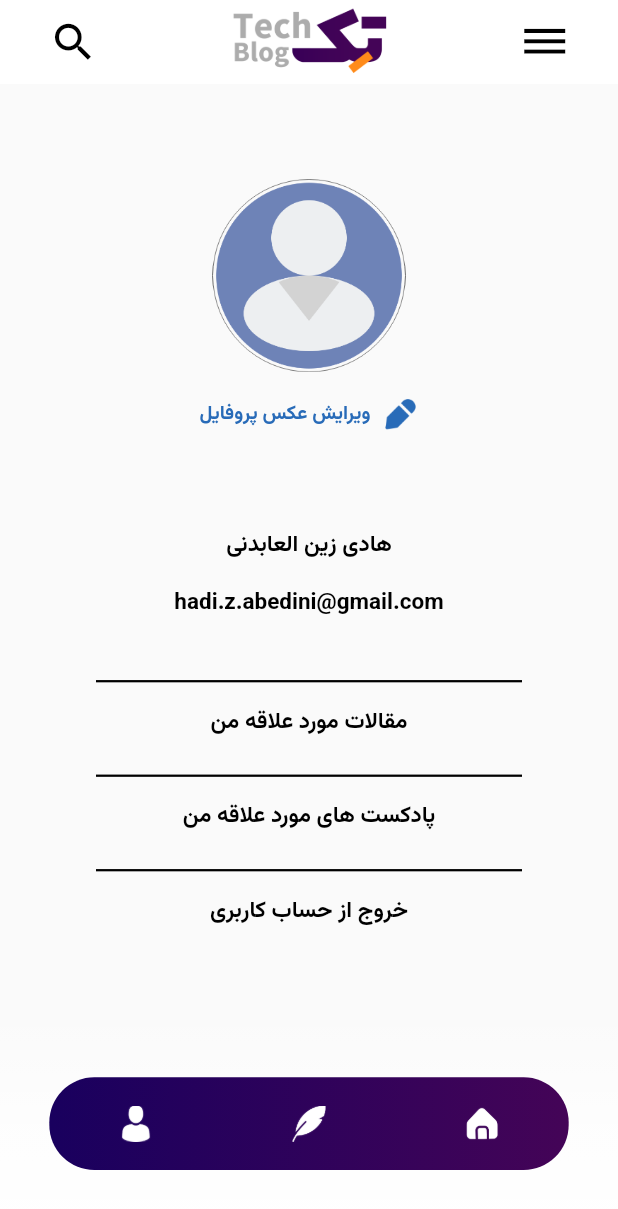
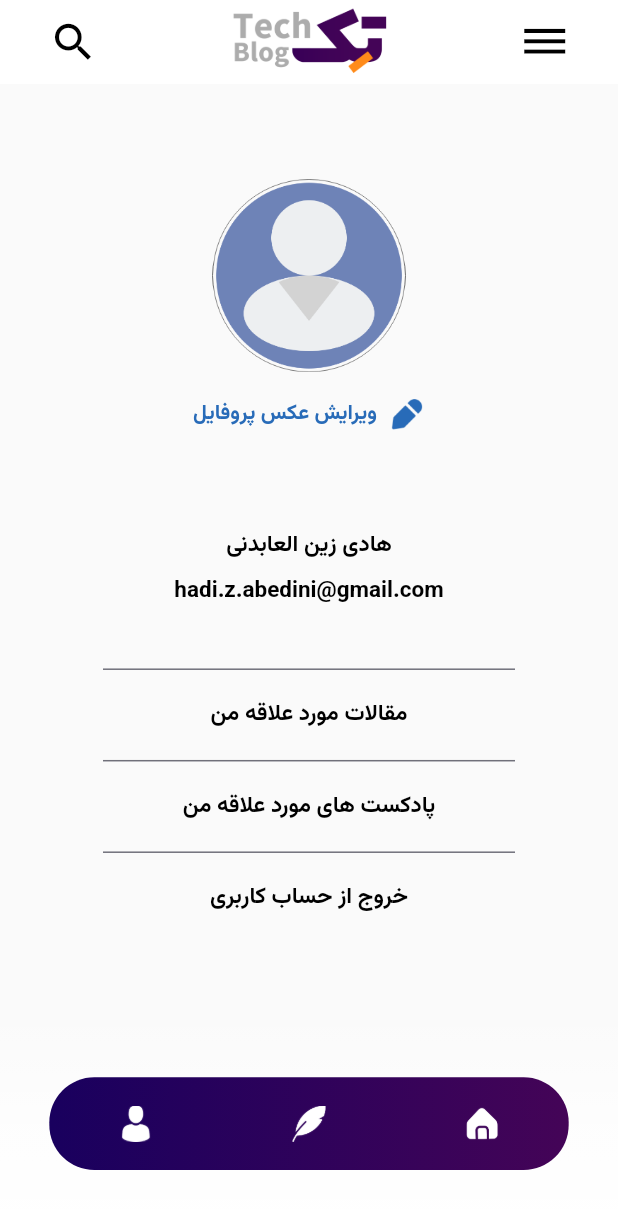
Before and after one commit to Hadi-Abedini/techblog, a Flutter app: the screen it shows after launch, on a phone screen of 412 x 824 dp. Shown: the top 1209 px of the screen. Run offline on Flutter 3.47's test engine with Material 2 defaults, Android fonts, the phone set to English and light mode, and no system bars; our stand-ins replace flutter_spinkit.

Commit message:
profilepage

```diff
--- a/lib/View/main_screen.dart
+++ b/lib/View/main_screen.dart
@@ -39,9 +39,11 @@ class mainScreen extends StatelessWidget {
         ),
         body: Stack(
           children: [
-            Positioned.fill(
-              child: profileScreen(
-                  bodymargen: bodymargen, size: size, texTheme: texTheme),
+            Center(
+              child: Positioned.fill(
+                child: profileScreen(
+                    bodymargen: bodymargen, size: size, texTheme: texTheme),
+              ),
             ),
             Positioned(
               bottom: 0,
--- a/lib/View/profile_screen.dart
+++ b/lib/View/profile_screen.dart
@@ -1,6 +1,8 @@
 import 'package:flutter/material.dart';
 import 'package:techblog_codyad/gen/assets.gen.dart';
 import 'package:techblog_codyad/my_Colors.dart';
+import 'package:techblog_codyad/my_component.dart';
+import 'package:techblog_codyad/my_strings.dart';
 
 class profileScreen extends StatelessWidget {
   const profileScreen({
@@ -16,9 +18,8 @@ class profileScreen extends StatelessWidget {
 
   @override
   Widget build(BuildContext context) {
-    return Align(
-      alignment: Alignment.center,
-      child: Column(
+    return Column(
+      crossAxisAlignment: CrossAxisAlignment.center,
       children: [
         SizedBox(height: size.width / 6.5),
         Image(
@@ -36,7 +37,7 @@ class profileScreen extends StatelessWidget {
               ),
               const SizedBox(width: 8),
               Text(
-                  'ویرایش عکس پروفایل',
+                myStrings.imageProfEdit,
                 style: texTheme.headline3,
               ),
             ],
@@ -47,53 +48,55 @@ class profileScreen extends StatelessWidget {
           style: texTheme.headline4,
         ),
         Padding(
-            padding: const EdgeInsets.fromLTRB(0, 16, 0, 32),
+          padding: const EdgeInsets.fromLTRB(0, 8, 0, 32),
           child: Text(
             "hadi.z.abedini@gmail.com",
             style: Theme.of(context).textTheme.headline4,
           ),
         ),
-          const Divider(
-            color: Colors.black,
-            indent: 64,
-            endIndent: 64,
-            thickness: 1.5,
-          ),
-          Padding(
-            padding: const EdgeInsets.fromLTRB(0, 8, 0, 16),
+        tecDivider(size: size),
+        InkWell(
+          splashColor: solidColors.primaryColor,
+          onTap: () {},
+          child: SizedBox(
+            height: 45,
+            child: Center(
               child: Text(
-              "مقالات مورد علاقه من",
+                myStrings.myFaivoritBlog,
                 style: texTheme.headline4,
               ),
             ),
-          const Divider(
-            color: Colors.black,
-            indent: 64,
-            endIndent: 64,
-            thickness: 1.5,
           ),
-          Padding(
-            padding: const EdgeInsets.fromLTRB(0, 8, 0, 16),
+        ),
+        tecDivider(size: size),
+        InkWell(
+          splashColor: solidColors.primaryColor,
+          onTap: () {},
+          child: SizedBox(
+            height: 45,
+            child: Center(
               child: Text(
-              "پادکست های مورد علاقه من",
+                myStrings.myFaivoritPodCast,
                 style: texTheme.headline4,
               ),
             ),
-          const Divider(
-            color: Colors.black,
-            indent: 64,
-            endIndent: 64,
-            thickness: 1.5,
           ),
-          Padding(
-            padding: const EdgeInsets.fromLTRB(0, 8, 0, 0),
+        ),
+        tecDivider(size: size),
+        InkWell(
+          splashColor: solidColors.primaryColor,
+          onTap: () {},
+          child: SizedBox(
+            height: 45,
+            child: Center(
               child: Text(
-              "خروج از حساب کاربری",
+                myStrings.logOut,
                 style: texTheme.headline4,
               ),
             ),
+          ),
+        ),
       ],
-      ),
     );
   }
 }
--- a/lib/main.dart
+++ b/lib/main.dart
@@ -42,7 +42,7 @@ class MyApp extends StatelessWidget {
           ),
           headline3: TextStyle(
             fontWeight: FontWeight.w700,
-            fontSize: 13,
+            fontSize: 14,
             color: solidColors.colorTitles,
           ),
           headline4: TextStyle(
--- a/lib/my_Colors.dart
+++ b/lib/my_Colors.dart
@@ -12,6 +12,7 @@ class solidColors {
   static const Color submitArticle = Color.fromARGB(255, 209, 209, 209);
   static const Color submitPodCast = Color.fromARGB(255, 246, 246, 246);
   static const Color subText = Color.fromARGB(255, 197, 197, 197);
+  static const Color dividerColor = Color.fromARGB(255, 112, 112, 122);
 }
 
 class gradiantColors {
--- /dev/null
+++ b/lib/my_component.dart
@@ -0,0 +1,20 @@
+import 'package:flutter/material.dart';
+import 'my_Colors.dart';
+
+class tecDivider extends StatelessWidget {
+  const tecDivider({
+    required this.size,
+  });
+
+  final Size size;
+
+  @override
+  Widget build(BuildContext context) {
+    return Divider(
+      color: solidColors.dividerColor,
+      indent: size.width / 6,
+      endIndent: size.width / 6,
+      thickness: 1,
+    );
+  }
+}
--- a/lib/my_strings.dart
+++ b/lib/my_strings.dart
@@ -4,4 +4,8 @@ class myStrings {
   static const String relatedArticle = 'نوشته های مرتبط';
   static const String submitArticle = 'ارسال مقاله';
   static const String submitPodCast = 'ارسال پادکست';
+  static const String imageProfEdit = 'ویرایش عکس پروفایل';
+  static const String myFaivoritBlog = "مقالات مورد علاقه من";
+  static const String myFaivoritPodCast = "پادکست های مورد علاقه من";
+  static const String logOut = "خروج از حساب کاربری";
 }
```
Lines whose indentation alone changed are shown as unchanged.
